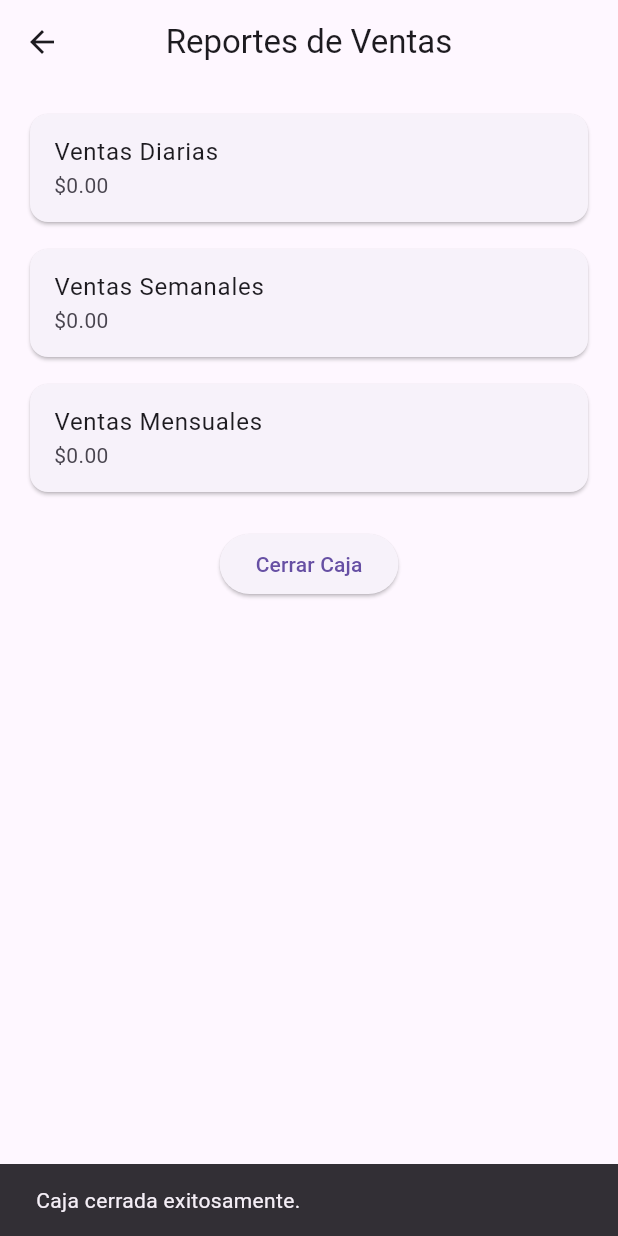
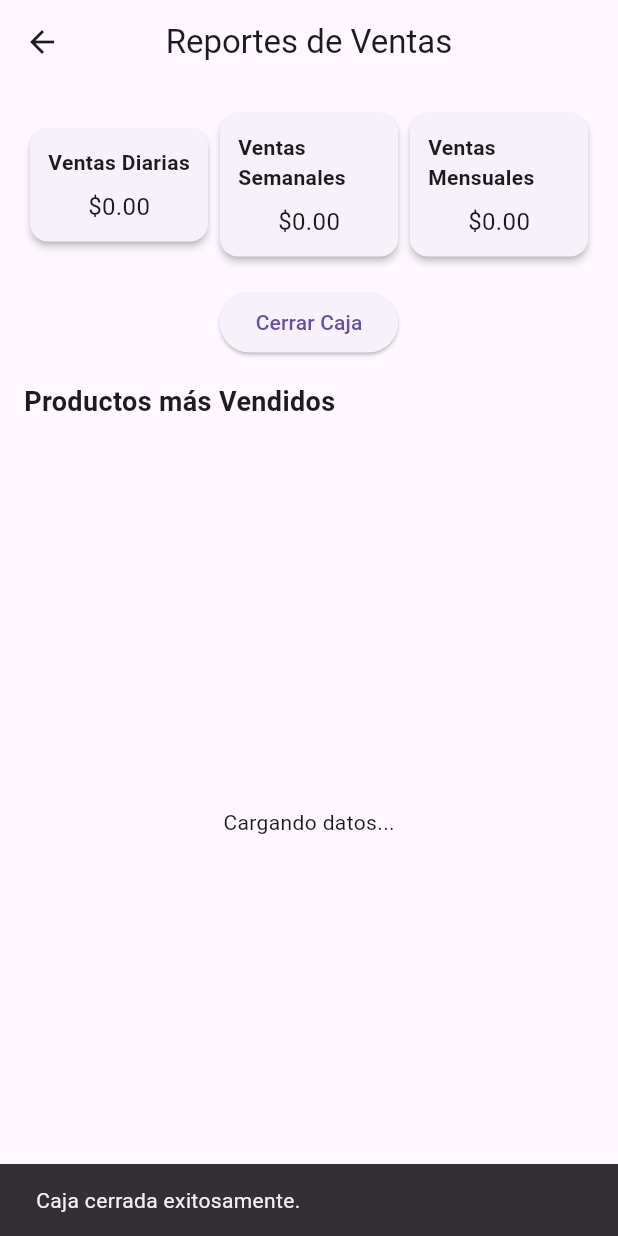
Before and after one commit to JorgeGarciaHernande/Poller-a, a Flutter app: the ReportePage screen opened directly, after a tap on "Cerrar Caja", on a phone screen of 412 x 824 dp. Run offline on Flutter 3.47's test engine with Material 3 defaults, Android fonts, the phone set to English and light mode, and no system bars; our stand-ins replace cloud_firestore, firebase_core, fl_chart, qr_flutter, shared_preferences; accounts and stored records are empty.

Commit message:
YA FUNCIONA REPORTES FALTA CIERRE DE CAJA PERO YA ES UN BGRAN AVANCE

```diff
--- a/lib/Controladores/Reportes.dart
+++ b/lib/Controladores/Reportes.dart
@@ -14,7 +14,7 @@ class ReporteController {
 
       double totalVentas = snapshot.docs.fold(0.0, (sum, doc) {
         final data = doc.data() as Map<String, dynamic>;
-        return sum + (data['totalVenta'] as double? ?? 0.0);
+        return sum + (data['total'] as double? ?? 0.0);
       });
 
       return totalVentas;
@@ -35,7 +35,7 @@ class ReporteController {
 
       double totalVentas = snapshot.docs.fold(0.0, (sum, doc) {
         final data = doc.data() as Map<String, dynamic>;
-        return sum + (data['totalVenta'] as double? ?? 0.0);
+        return sum + (data['total'] as double? ?? 0.0);
       });
 
       return totalVentas;
@@ -56,13 +56,49 @@ class ReporteController {
 
       double totalVentas = snapshot.docs.fold(0.0, (sum, doc) {
         final data = doc.data() as Map<String, dynamic>;
-        return sum + (data['totalVenta'] as double? ?? 0.0);
+        return sum + (data['total'] as double? ?? 0.0);
       });
 
       return totalVentas;
     } catch (e) {
       print("Error al obtener total de ventas mensuales: $e");
       return 0.0;
+    }
+  }
+
+  /// Obtener datos para la gráfica
+  Future<List<Map<String, dynamic>>> obtenerDatosParaGrafica() async {
+    try {
+      QuerySnapshot snapshot = await ventas.get();
+
+      // Mapear productos y sus cantidades
+      Map<String, int> conteoProductos = {};
+
+      for (var doc in snapshot.docs) {
+        final data = doc.data() as Map<String, dynamic>;
+        final carrito = data['carrito'] as List<dynamic>;
+
+        for (var producto in carrito) {
+          final nombreProducto = producto['nombreProducto'] as String? ?? 'Desconocido';
+          final cantidad = producto['cantidad'] as int? ?? 0;
+
+          if (conteoProductos.containsKey(nombreProducto)) {
+            conteoProductos[nombreProducto] = conteoProductos[nombreProducto]! + cantidad;
+          } else {
+            conteoProductos[nombreProducto] = cantidad;
+          }
+        }
+      }
+
+      return conteoProductos.entries
+          .map((entry) => {
+                'producto': entry.key,
+                'cantidad': entry.value,
+              })
+          .toList();
+    } catch (e) {
+      print("Error al obtener datos para la gráfica: $e");
+      return [];
     }
   }
 
--- a/lib/Controladores/Ventascontrolador.dart
+++ b/lib/Controladores/Ventascontrolador.dart
@@ -52,35 +52,32 @@ class VentaController {
   /// Confirmar y registrar la venta en Firestore
   Future<void> confirmarVenta() async {
     try {
-      List<String> nombresProductos = [];
+      List<Map<String, dynamic>> carrito = [];
       double totalVenta = 0;
       String notaGeneral = ""; // Variable para almacenar las notas concatenadas
 
       for (var producto in _productosSeleccionados) {
         double subtotal = producto['precioProducto'] * producto['cantidad'];
-        nombresProductos.add(producto['nombreProducto']);
         totalVenta += subtotal;
+
+        carrito.add({
+          'idProducto': producto['idProducto'],
+          'nombreProducto': producto['nombreProducto'],
+          'precioProducto': producto['precioProducto'],
+          'cantidad': producto['cantidad'], // Asegurarse de incluir la cantidad
+          'subtotal': subtotal,
+          'nota': producto['nota'] ?? '',
+        });
 
         // Concatenar la nota del producto a la nota general
         if (producto['nota'] != null && producto['nota'].isNotEmpty) {
           notaGeneral += "${producto['nombreProducto']}: ${producto['nota']} \n";
         }
-
-        // Registrar producto individual en Firestore
-        await ventas.add({
-          'idProducto': producto['idProducto'],
-          'nombreProducto': producto['nombreProducto'],
-          'precioProducto': producto['precioProducto'],
-          'cantidad': producto['cantidad'],
-          'totalVenta': subtotal,
-          'nota': producto['nota'],
-          'fecha': FieldValue.serverTimestamp(), // Fecha de la venta
-        });
       }
 
       // Registrar carrito completo en Firestore
       await ventas.add({
-        'carrito': nombresProductos,
+        'carrito': carrito, // Agregar todos los productos del carrito
         'total': totalVenta,
         'notaGeneral': notaGeneral.trim(), // Eliminar espacios o saltos de línea innecesarios
         'fecha': FieldValue.serverTimestamp(), // Fecha de la venta
@@ -147,7 +144,7 @@ class VentaController {
       QuerySnapshot snapshot = await ventas.get();
       double totalVentas = snapshot.docs.fold(0, (sum, doc) {
         final data = doc.data() as Map<String, dynamic>;
-        return sum + (data['totalVenta'] as double);
+        return sum + (data['total'] as double);
       });
       print("Resumen de ventas obtenido: $totalVentas");
       return totalVentas;
--- a/lib/Vistas/Reportesvista.dart
+++ b/lib/Vistas/Reportesvista.dart
@@ -1,4 +1,5 @@
 import 'package:flutter/material.dart';
+import 'package:fl_chart/fl_chart.dart';
 import '/Controladores/Reportes.dart';
 
 class ReportePage extends StatefulWidget {
@@ -14,22 +15,25 @@ class _ReportePageState extends State<ReportePage> {
   double _ventasDiarias = 0.0;
   double _ventasSemanales = 0.0;
   double _ventasMensuales = 0.0;
+  List<Map<String, dynamic>> _datosGrafica = [];
 
   @override
   void initState() {
     super.initState();
-    _cargarReportes();
+    _cargarDatos();
   }
 
-  Future<void> _cargarReportes() async {
+  Future<void> _cargarDatos() async {
     double diarias = await _reporteController.obtenerTotalVentasDiarias();
     double semanales = await _reporteController.obtenerTotalVentasSemanales();
     double mensuales = await _reporteController.obtenerTotalVentasMensuales();
+    List<Map<String, dynamic>> datosGrafica = await _reporteController.obtenerDatosParaGrafica();
 
     setState(() {
       _ventasDiarias = diarias;
       _ventasSemanales = semanales;
       _ventasMensuales = mensuales;
+      _datosGrafica = datosGrafica;
     });
   }
 
@@ -43,48 +47,130 @@ class _ReportePageState extends State<ReportePage> {
       body: Padding(
         padding: const EdgeInsets.all(16.0),
         child: Column(
+          crossAxisAlignment: CrossAxisAlignment.start,
           children: [
-            // Ventas diarias
-            Card(
-              child: ListTile(
-                title: const Text("Ventas Diarias"),
-                subtitle: Text("\$${_ventasDiarias.toStringAsFixed(2)}"),
+            // Tarjetas de Ventas
+            Row(
+              mainAxisAlignment: MainAxisAlignment.spaceBetween,
+              children: [
+                _buildCard("Ventas Diarias", _ventasDiarias),
+                _buildCard("Ventas Semanales", _ventasSemanales),
+                _buildCard("Ventas Mensuales", _ventasMensuales),
+              ],
+            ),
+            const SizedBox(height: 16),
+
+            // Botón de Cerrar Caja
+            Center(
+              child: ElevatedButton(
+                onPressed: () async {
+                  await _reporteController.cerrarCaja();
+                  ScaffoldMessenger.of(context).showSnackBar(
+                    const SnackBar(content: Text("Caja cerrada exitosamente.")),
+                  );
+                  _cargarDatos(); // Recargar datos después de cerrar caja
+                },
+                child: const Text("Cerrar Caja"),
               ),
             ),
-            const SizedBox(height: 10),
+            const SizedBox(height: 16),
 
-            // Ventas semanales
-            Card(
-              child: ListTile(
-                title: const Text("Ventas Semanales"),
-                subtitle: Text("\$${_ventasSemanales.toStringAsFixed(2)}"),
-              ),
+            // Gráfica de Productos más Vendidos
+            const Text(
+              "Productos más Vendidos",
+              style: TextStyle(fontSize: 18, fontWeight: FontWeight.bold),
             ),
-            const SizedBox(height: 10),
-
-            // Ventas mensuales
-            Card(
-              child: ListTile(
-                title: const Text("Ventas Mensuales"),
-                subtitle: Text("\$${_ventasMensuales.toStringAsFixed(2)}"),
-              ),
-            ),
-            const SizedBox(height: 20),
-
-            // Botón para cerrar caja
-            ElevatedButton(
-              onPressed: () async {
-                await _reporteController.cerrarCaja();
-                ScaffoldMessenger.of(context).showSnackBar(
-                  const SnackBar(content: Text("Caja cerrada exitosamente.")),
-                );
-                _cargarReportes(); // Recargar los reportes después de cerrar caja
-              },
-              child: const Text("Cerrar Caja"),
+            const SizedBox(height: 8),
+            Expanded(
+              child: _datosGrafica.isEmpty
+                  ? const Center(child: Text("Cargando datos..."))
+                  : BarChart(
+                      BarChartData(
+                        barGroups: _datosGrafica
+                            .asMap()
+                            .entries
+                            .map(
+                              (entry) => BarChartGroupData(
+                                x: entry.key,
+                                barRods: [
+                                  BarChartRodData(
+                                    toY: entry.value['cantidad'].toDouble(),
+                                    width: 20,
+                                    color: _getBarColor(entry.key), // Colores dinámicos
+                                  ),
+                                ],
+                              ),
+                            )
+                            .toList(),
+                        titlesData: FlTitlesData(
+                          leftTitles: AxisTitles(
+                            sideTitles: SideTitles(showTitles: false), // Ocultar números de la izquierda
+                          ),
+                          bottomTitles: AxisTitles(
+                            sideTitles: SideTitles(
+                              showTitles: true,
+                              getTitlesWidget: (value, meta) {
+                                return Text(
+                                  _datosGrafica[value.toInt()]['producto'],
+                                  style: const TextStyle(fontSize: 10),
+                                );
+                              },
+                            ),
+                          ),
+                        ),
+                        borderData: FlBorderData(show: false),
+                        barTouchData: BarTouchData(
+                          touchTooltipData: BarTouchTooltipData(
+                            getTooltipItem: (group, groupIndex, rod, rodIndex) {
+                              return null; // Sin recuadros de valores
+                            },
+                          ),
+                        ),
+                      ),
+                    ),
             ),
           ],
         ),
       ),
     );
   }
+
+  // Widget para una tarjeta de información
+  Widget _buildCard(String titulo, double monto) {
+    return Expanded(
+      child: Card(
+        elevation: 2,
+        child: Padding(
+          padding: const EdgeInsets.all(12.0),
+          child: Column(
+            children: [
+              Text(
+                titulo,
+                style: const TextStyle(fontSize: 14, fontWeight: FontWeight.bold),
+              ),
+              const SizedBox(height: 8),
+              Text(
+                "\$${monto.toStringAsFixed(2)}",
+                style: const TextStyle(fontSize: 16),
+              ),
+            ],
+          ),
+        ),
+      ),
+    );
+  }
+
+  // Función para asignar colores dinámicos a las barras
+  Color _getBarColor(int index) {
+    final colors = [
+      Colors.blue,
+      Colors.green,
+      Colors.red,
+      Colors.orange,
+      Colors.purple,
+      Colors.teal,
+      Colors.yellow,
+    ];
+    return colors[index % colors.length];
+  }
 }
```
